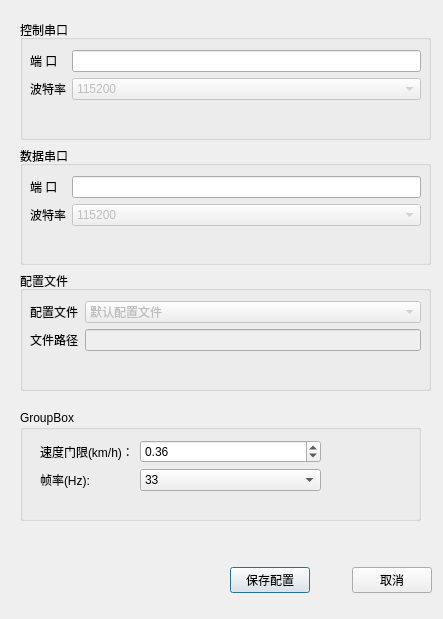
Before: the Qt Designer form SrrLED/dialogpreference.ui in psuvtk/718, drawn with Qt 5.
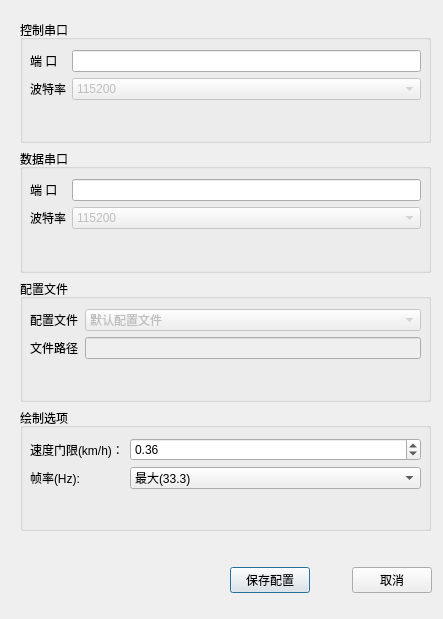
After: the same form once the commit is applied.

```diff
--- a/SrrLED/dialogpreference.ui
+++ b/SrrLED/dialogpreference.ui
@@ -58,7 +58,7 @@
      <x>20</x>
      <y>20</y>
      <width>411</width>
-     <height>371</height>
+     <height>511</height>
     </rect>
    </property>
    <layout class="QVBoxLayout" name="verticalLayout">
@@ -225,27 +225,18 @@
       </widget>
      </widget>
     </item>
-   </layout>
-  </widget>
+    <item>
   <widget class="QGroupBox" name="groupBox_2">
-   <property name="geometry">
-    <rect>
-     <x>20</x>
-     <y>410</y>
-     <width>401</width>
-     <height>111</height>
-    </rect>
-   </property>
    <property name="title">
-    <string>GroupBox</string>
+       <string>绘制选项</string>
    </property>
    <widget class="QWidget" name="formLayoutWidget_2">
     <property name="geometry">
      <rect>
-      <x>20</x>
+         <x>10</x>
       <y>30</y>
-      <width>281</width>
-      <height>61</height>
+         <width>391</width>
+         <height>80</height>
      </rect>
     </property>
     <layout class="QFormLayout" name="formLayout_2">
@@ -277,7 +268,7 @@
       <widget class="QComboBox" name="comboBox">
        <item>
         <property name="text">
-         <string>33</string>
+            <string>最大(33.3)</string>
         </property>
        </item>
        <item>
@@ -309,6 +300,9 @@
      </item>
     </layout>
    </widget>
+     </widget>
+    </item>
+   </layout>
   </widget>
  </widget>
  <resources/>
```
Left out of the diff: 21 changed lines with no effect on the pictures. Lines whose indentation alone changed are shown as unchanged.
